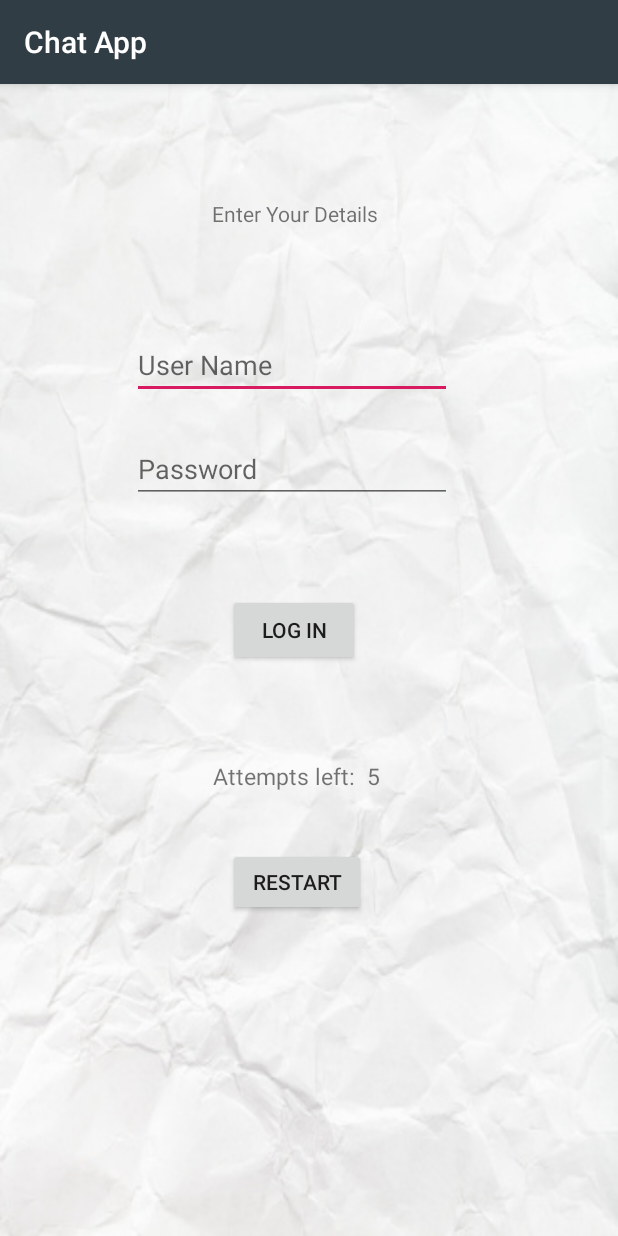
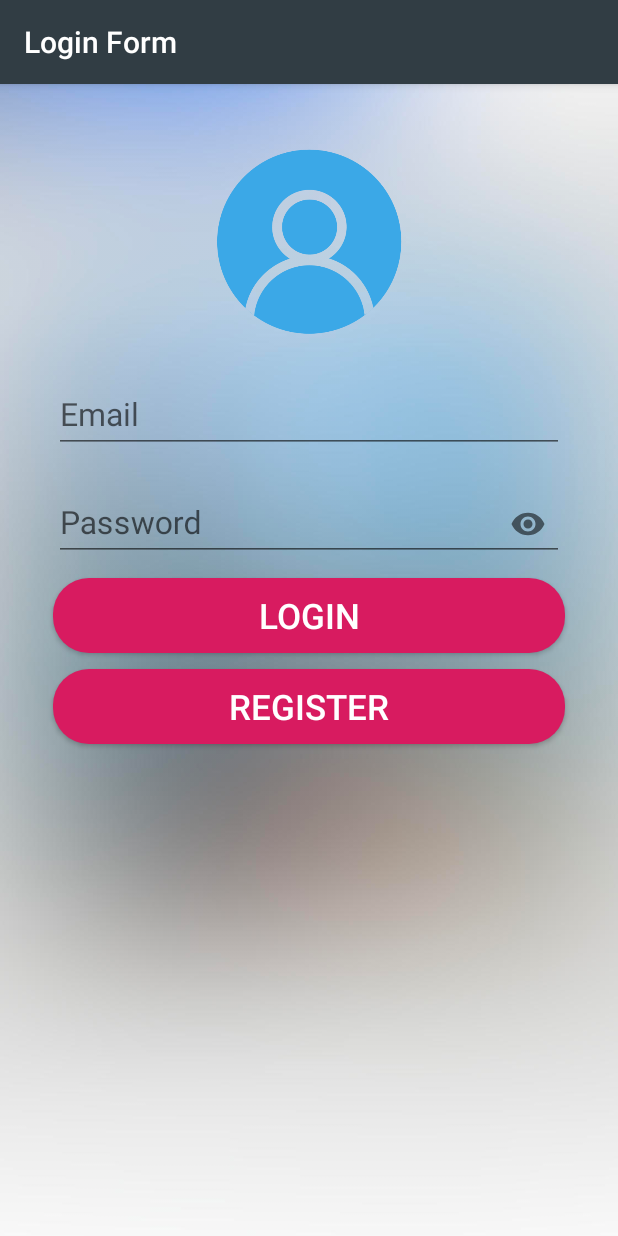
Before and after one commit to ShuvasRayamajhi/AndroidTouristApp, an Android app: the screen it shows after launch (MainActivity before the commit, Log_Form after it), on a phone screen of 412 x 824 dp. Run offline under Robolectric (Android 15) with nearby library versions, the phone set to English and light mode, and no system bars.

Commit message:
material design layout done for log in form

```diff
--- a/app/src/main/AndroidManifest.xml
+++ b/app/src/main/AndroidManifest.xml
@@ -15,10 +15,10 @@
         android:roundIcon="@mipmap/ic_launcher_round"
         android:supportsRtl="true"
         android:theme="@style/AppTheme">
-        <activity android:name=".Log_Form"></activity>
+        <activity android:name=".MainActivity"></activity>
         <activity android:name=".Sign_Form" />
         <activity android:name=".MemberPage" />
-        <activity android:name=".MainActivity">
+        <activity android:name=".Log_Form">
             <intent-filter>
                 <action android:name="android.intent.action.MAIN" />
 
--- a/app/src/main/java/com/rayamajs/cwapp/Log_Form.java
+++ b/app/src/main/java/com/rayamajs/cwapp/Log_Form.java
@@ -2,7 +2,9 @@ package com.rayamajs.cwapp;
 
 import androidx.appcompat.app.AppCompatActivity;
 
+import android.content.Intent;
 import android.os.Bundle;
+import android.view.View;
 
 public class Log_Form extends AppCompatActivity {
 
@@ -10,5 +12,11 @@ public class Log_Form extends AppCompatActivity {
     protected void onCreate(Bundle savedInstanceState) {
         super.onCreate(savedInstanceState);
         setContentView(R.layout.activity_log__form);
+        getSupportActionBar().setTitle("Login Form");
+    }
+
+    public void btn_signForm(View view) {
+
+        startActivity(new Intent(getApplicationContext(), Sign_Form.class));
     }
 }
--- a/app/src/main/res/layout/activity_log__form.xml
+++ b/app/src/main/res/layout/activity_log__form.xml
@@ -1,9 +1,79 @@
 <?xml version="1.0" encoding="utf-8"?>
-<androidx.constraintlayout.widget.ConstraintLayout xmlns:android="http://schemas.android.com/apk/res/android"
+<LinearLayout xmlns:android="http://schemas.android.com/apk/res/android"
     xmlns:app="http://schemas.android.com/apk/res-auto"
     xmlns:tools="http://schemas.android.com/tools"
     android:layout_width="match_parent"
     android:layout_height="match_parent"
+    android:orientation="vertical"
+    android:padding="30dp"
+    android:background="@drawable/log_background"
     tools:context=".Log_Form">
 
-</androidx.constraintlayout.widget.ConstraintLayout>
+    <ImageView
+        android:layout_width="match_parent"
+        android:layout_height="150dp"
+        android:src="@drawable/log_icon"
+        android:padding="10dp"
+
+        />
+
+    <com.google.android.material.textfield.TextInputLayout
+        android:layout_width="match_parent"
+        android:layout_height="wrap_content"
+        android:focusable="true"
+        android:focusableInTouchMode="true"
+        android:layout_margin="6dp"
+        >
+
+        <EditText
+            android:layout_width="match_parent"
+            android:layout_height="wrap_content"
+            android:hint="Email"
+            android:ems="10"
+            android:inputType="text"
+            android:textSize="21sp"
+            />
+    </com.google.android.material.textfield.TextInputLayout>
+
+    <com.google.android.material.textfield.TextInputLayout
+        android:layout_width="match_parent"
+        android:layout_height="wrap_content"
+        android:focusable="true"
+        android:focusableInTouchMode="true"
+        android:layout_margin="6dp"
+        app:passwordToggleEnabled="true"
+        >
+
+        <EditText
+            android:layout_width="match_parent"
+            android:layout_height="wrap_content"
+            android:hint="Password"
+            android:ems="10"
+            android:inputType="textPassword"
+            android:textSize="21sp"
+            />
+    </com.google.android.material.textfield.TextInputLayout>
+
+    <Button
+        android:layout_width="match_parent"
+        android:layout_height="50dp"
+        android:text="Login"
+        android:textSize="23sp"
+        android:layout_margin="5dp"
+        android:textColor="#ffffff"
+        android:background="@drawable/rounded_button"
+        />
+        <Button
+            android:layout_width="match_parent"
+            android:layout_height="50dp"
+            android:text="Register"
+            android:textSize="23sp"
+            android:layout_margin="5dp"
+            android:textColor="#ffffff"
+            android:background="@drawable/rounded_button"
+            android:onClick="btn_signForm"
+        />
+
+
+
+</LinearLayout>
```
Also changed, not shown: app/src/main/res/drawable/log_background.jpg (added), app/src/main/res/drawable/log_icon.png (added), app/src/main/res/drawable/register_background.jpg (added).
